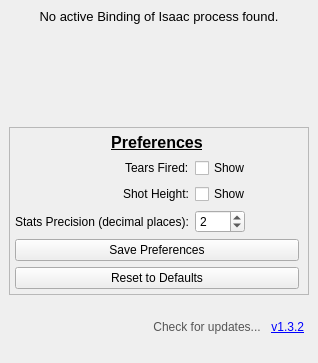
Old version of the form src/LoaderGUI.ui in the repository networkMe/missinghud2.
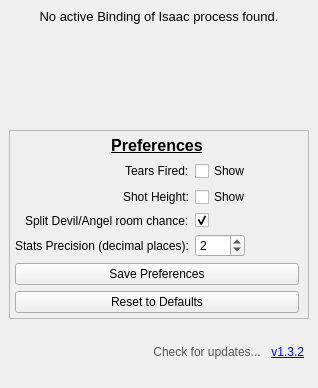
New version of the form. Icons and pictures are not drawn.

Commit message: Added split between Devil / Angel room chance option. It is the default setting now.

```diff
--- a/src/LoaderGUI.ui
+++ b/src/LoaderGUI.ui
@@ -10,7 +10,7 @@
     <x>0</x>
     <y>0</y>
     <width>318</width>
-    <height>363</height>
+    <height>388</height>
    </rect>
   </property>
   <property name="windowTitle">
@@ -88,14 +88,14 @@
        <property name="bottomMargin">
         <number>5</number>
        </property>
-       <item row="5" column="0">
+       <item row="6" column="0">
         <widget class="QLabel" name="lbl_Precision">
          <property name="text">
           <string>Stats Precision (decimal places):</string>
          </property>
         </widget>
        </item>
-       <item row="5" column="1">
+       <item row="6" column="1">
         <widget class="QSpinBox" name="spinbox_Precision">
          <property name="maximumSize">
           <size>
@@ -111,7 +111,7 @@
          </property>
         </widget>
        </item>
-       <item row="6" column="0" colspan="2">
+       <item row="8" column="0" colspan="2">
         <widget class="QPushButton" name="btn_ApplyPrefs">
          <property name="text">
           <string>Save Preferences</string>
@@ -154,7 +154,7 @@
          </property>
         </widget>
        </item>
-       <item row="7" column="0" colspan="2">
+       <item row="9" column="0" colspan="2">
         <widget class="QPushButton" name="btn_ResetPrefs">
          <property name="text">
           <string>Reset to Defaults</string>
@@ -175,6 +175,23 @@
          </property>
         </widget>
        </item>
+       <item row="4" column="0">
+        <widget class="QLabel" name="lbl_SplitDealChance">
+         <property name="text">
+          <string>Split Devil/Angel room chance:</string>
+         </property>
+        </widget>
+       </item>
+       <item row="4" column="1">
+        <widget class="QCheckBox" name="cb_SplitDealChance">
+         <property name="text">
+          <string/>
+         </property>
+         <property name="checked">
+          <bool>true</bool>
+         </property>
+        </widget>
+       </item>
       </layout>
      </widget>
     </item>
```
The commit also changes 15 other files.
